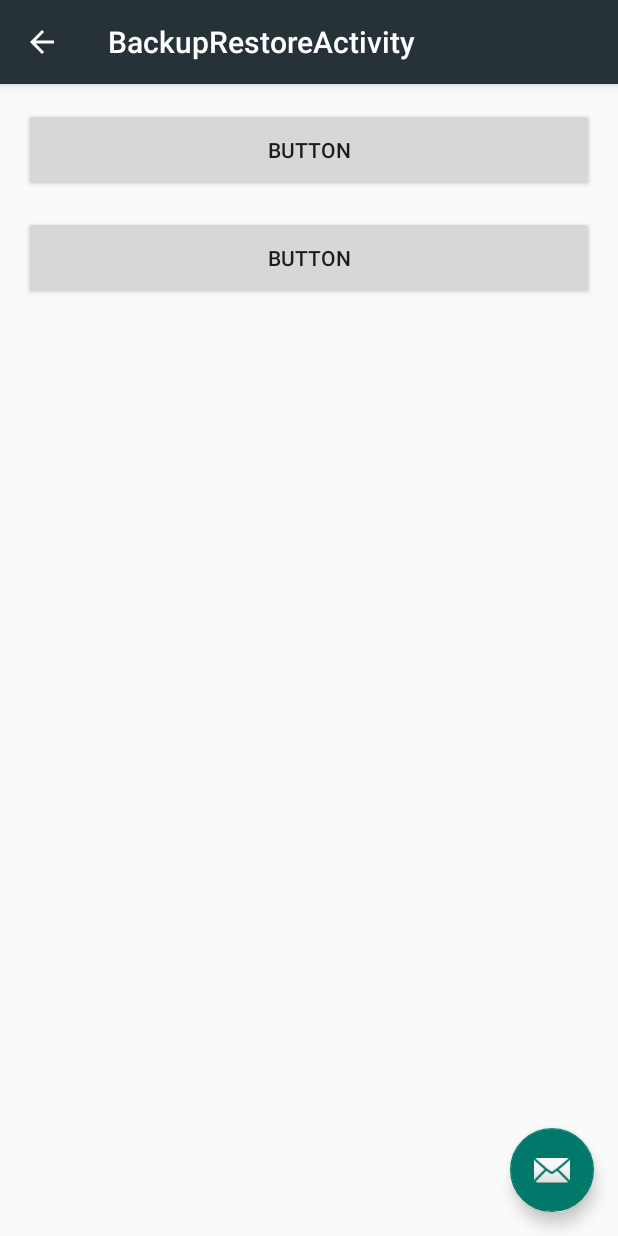
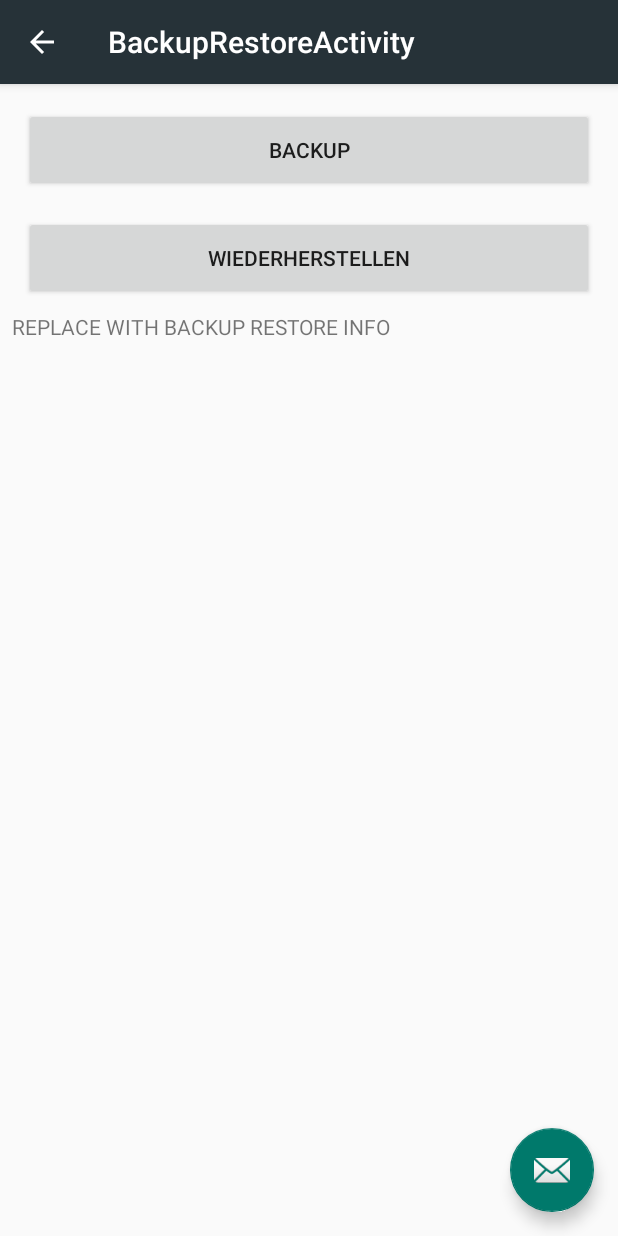
Before and after one commit to nico1509/Clausura, an Android app: the BackupRestoreActivity screen opened directly, with no data from a screen before it, on a phone screen of 412 x 824 dp. Run offline under Robolectric (Android 15) with nearby library versions, the phone set to English and light mode, and no system bars.

Commit message:
Added PLaceholder for Backup Info Text

```diff
--- a/app/src/main/res/layout/content_backup_restore.xml
+++ b/app/src/main/res/layout/content_backup_restore.xml
@@ -10,27 +10,55 @@
     tools:showIn="@layout/activity_backup_restore">
 
     <Button
-        android:id="@+id/button9"
+        android:id="@+id/backupButton"
         android:layout_width="0dp"
         android:layout_height="56dp"
         android:layout_marginLeft="16dp"
         android:layout_marginRight="16dp"
         android:layout_marginTop="16dp"
-        android:text="Button"
-        app:layout_constraintHorizontal_bias="0.5"
+        android:text="@string/button_backup"
         app:layout_constraintLeft_toLeftOf="parent"
         app:layout_constraintRight_toRightOf="parent"
-        app:layout_constraintTop_toTopOf="parent" />
+        app:layout_constraintTop_toTopOf="parent"
+        android:layout_marginStart="16dp"
+        android:layout_marginEnd="16dp" />
 
     <Button
-        android:id="@+id/button10"
+        android:id="@+id/restoreButton"
         android:layout_width="0dp"
         android:layout_height="56dp"
         android:layout_marginLeft="16dp"
         android:layout_marginRight="16dp"
         android:layout_marginTop="16dp"
-        android:text="Button"
+        android:text="@string/button_restore"
         app:layout_constraintLeft_toLeftOf="parent"
         app:layout_constraintRight_toRightOf="parent"
-        app:layout_constraintTop_toBottomOf="@+id/button9" />
+        app:layout_constraintTop_toBottomOf="@+id/backupButton"
+        android:layout_marginStart="16dp"
+        android:layout_marginEnd="16dp" />
+
+    <ScrollView
+        android:layout_width="0dp"
+        android:layout_height="0dp"
+        android:layout_marginLeft="8dp"
+        android:layout_marginRight="8dp"
+        android:layout_marginTop="8dp"
+        app:layout_constraintLeft_toLeftOf="parent"
+        app:layout_constraintRight_toRightOf="parent"
+        app:layout_constraintTop_toBottomOf="@+id/restoreButton"
+        app:layout_constraintBottom_toBottomOf="parent"
+        android:layout_marginBottom="8dp">
+
+        <LinearLayout
+            android:layout_width="match_parent"
+            android:layout_height="wrap_content"
+            android:orientation="vertical" >
+
+            <TextView
+                android:id="@+id/backupInfoText"
+                android:layout_width="match_parent"
+                android:layout_height="wrap_content"
+                android:text="@string/text_backup_info" />
+        </LinearLayout>
+    </ScrollView>
 </android.support.constraint.ConstraintLayout>
--- a/app/src/main/res/values/strings.xml
+++ b/app/src/main/res/values/strings.xml
@@ -101,4 +101,5 @@
     <string name="title_activity_backup_restore">BackupRestoreActivity</string>
     <string name="button_backup">Backup</string>
     <string name="button_restore">Wiederherstellen</string>
+    <string name="text_backup_info">REPLACE WITH BACKUP RESTORE INFO</string>
 </resources>
```
